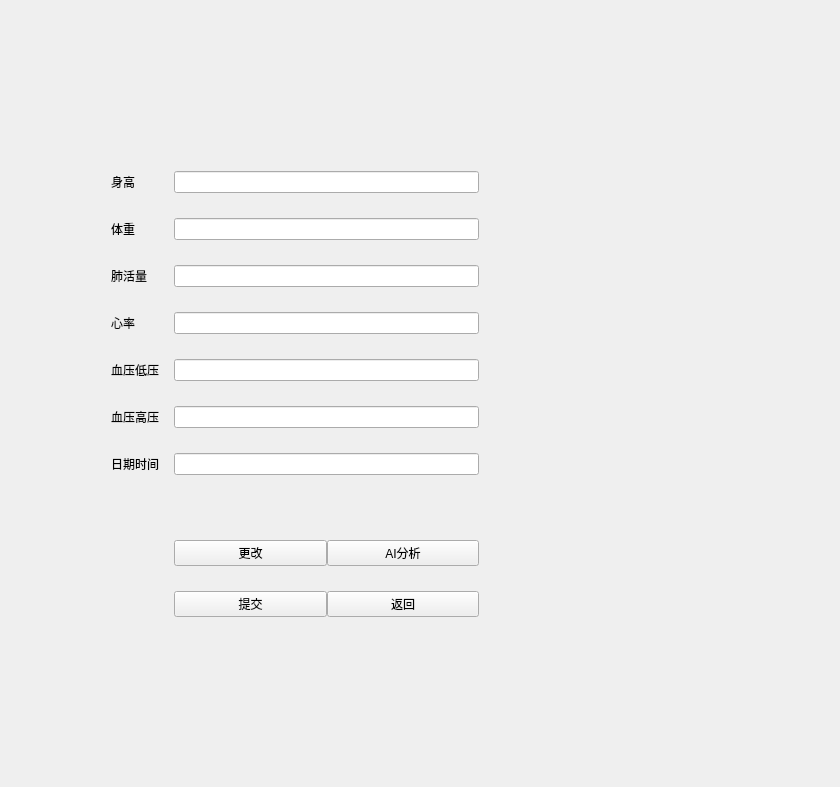
Before: the Qt Designer form ui/HealthAssesment.ui in BottleOfErie/SmartHospital, drawn with Qt 5.
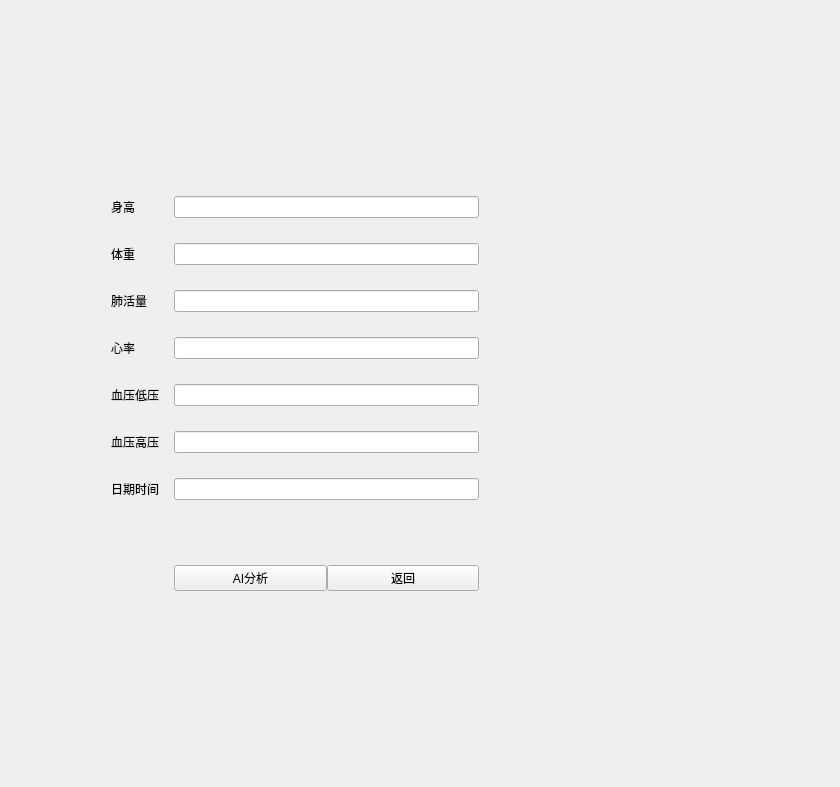
After: the same form once the commit is applied. Icons and pictures are not drawn.

```diff
--- a/ui/HealthAssesment.ui
+++ b/ui/HealthAssesment.ui
@@ -124,28 +124,10 @@
          <property name="topMargin">
           <number>40</number>
          </property>
-         <item>
-          <widget class="QPushButton" name="pushButton">
-           <property name="text">
-            <string>更改</string>
-           </property>
-          </widget>
-         </item>
          <item>
           <widget class="QPushButton" name="pushButton_4">
            <property name="text">
             <string>AI分析</string>
-           </property>
-          </widget>
-         </item>
-        </layout>
-       </item>
-       <item row="8" column="1">
-        <layout class="QHBoxLayout" name="horizontalLayout_5">
-         <item>
-          <widget class="QPushButton" name="pushButton_2">
-           <property name="text">
-            <string>提交</string>
            </property>
           </widget>
          </item>
```
